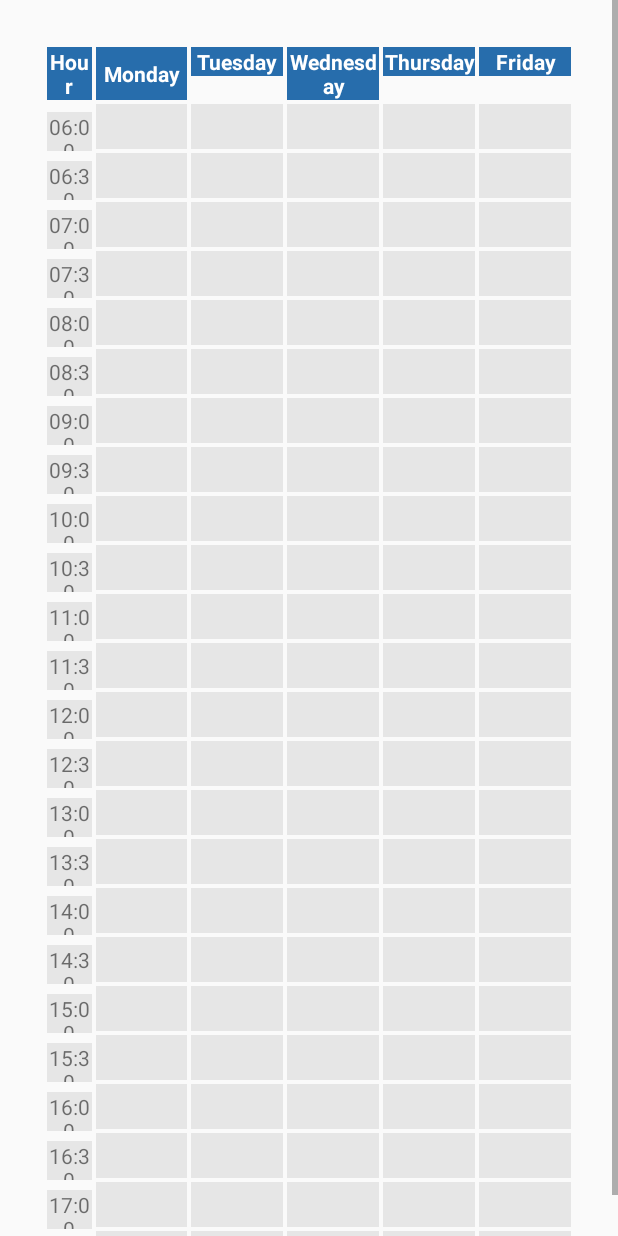
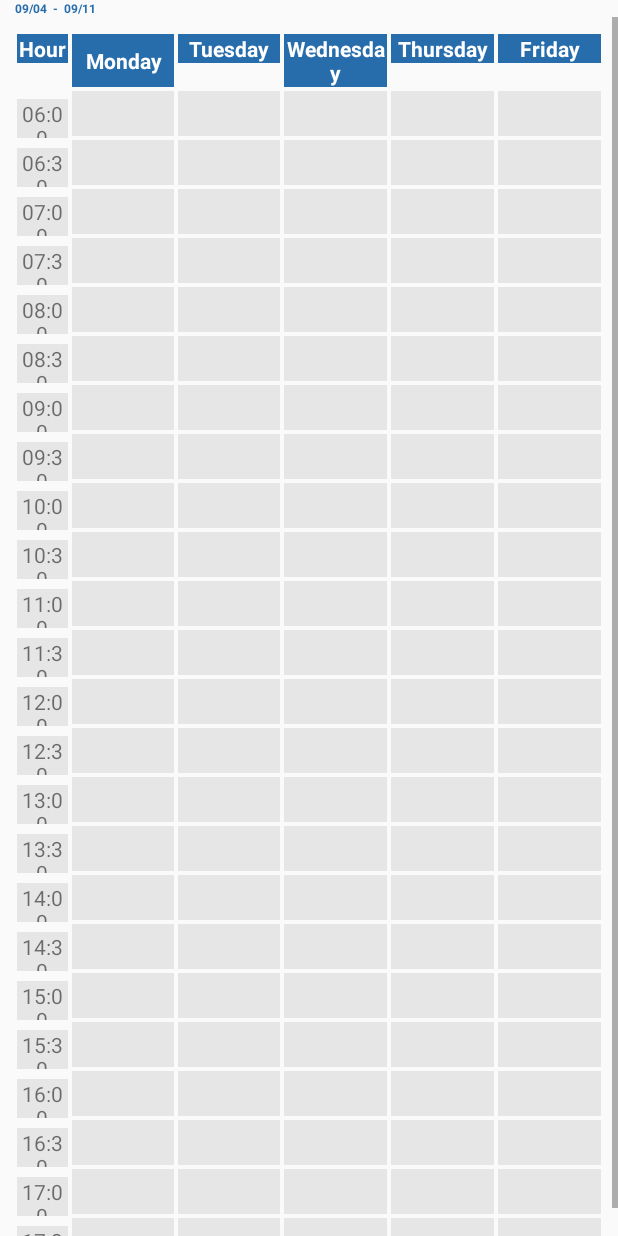
Before and after one commit to brgonzalez/Book-My-Room---Android, an Android app: the layout fragment_calendar.xml on its own in the app's theme, with its tools: preview values and no code run, on a phone screen of 412 x 824 dp. Run offline under Robolectric (Android 15) with nearby library versions, the phone set to English and light mode, and no system bars.

Commit message:
Adding header calendar

```diff
--- a/android/app/src/main/res/layout/fragment_calendar.xml
+++ b/android/app/src/main/res/layout/fragment_calendar.xml
@@ -4,11 +4,23 @@
     android:layout_height="fill_parent"
     android:orientation="vertical"
     tools:context="com.snaptechnology.bgonzalez.bookmyroomandroid.activity.HomeFragment">
+    <TextView
+        android:id="@+id/week"
+        android:layout_width="wrap_content"
+        android:layout_height="wrap_content"
+        android:textSize="@dimen/medium_size_text"
+        android:text="09/04  -  09/11"
+        android:textColor="@color/colorPrimary"
+        android:gravity="center_horizontal"
+        android:textStyle="bold"
+        android:layout_marginLeft="10dp"/>
 
     <ScrollView
         xmlns:android="http://schemas.android.com/apk/res/android"
         android:layout_width="fill_parent"
-        android:layout_height="fill_parent">
+        android:layout_height="fill_parent"
+        android:layout_below="@+id/week">
+
 
 
 
@@ -16,9 +28,10 @@
             android:layout_width="fill_parent"
             android:layout_height="fill_parent"
             android:stretchColumns="1"
-            android:layout_margin="30dp"
+            android:layout_margin="10dp"
             android:id="@+id/table_calendar"
-            android:clickable="true">
+            android:clickable="true"
+            >
 
             <TableRow>
                 <TextView
```
